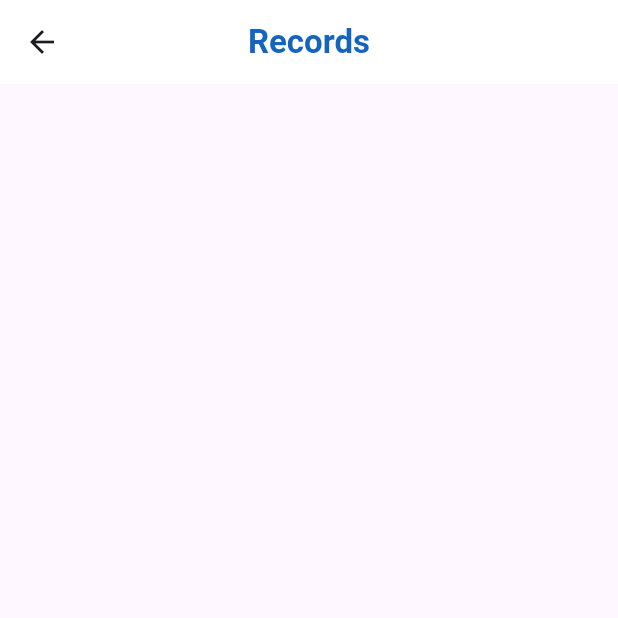
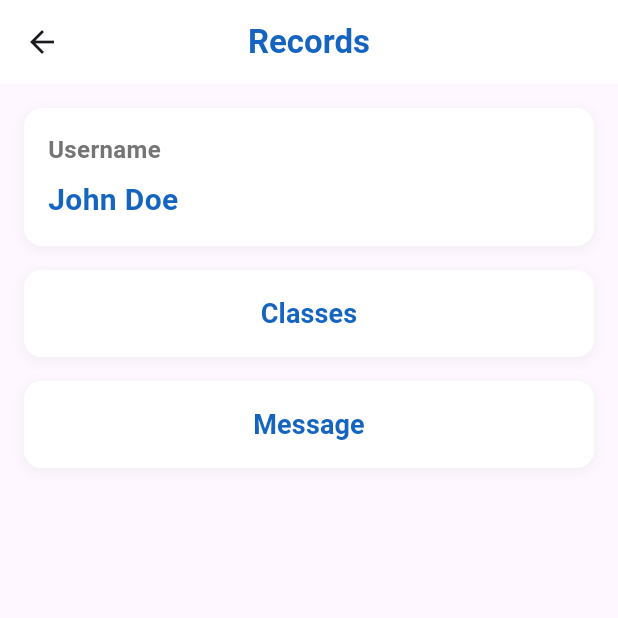
Before and after one commit to AayushmanBajracharya/ams, a Flutter app: the RecordsScreen screen opened directly, on a phone screen of 412 x 824 dp, the top half of it. Run offline on Flutter 3.47's test engine with Material 3 defaults, Android fonts, the phone set to English and light mode, and no system bars; our stand-ins replace cloud_firestore, firebase_auth, firebase_core, google_fonts, image_picker, qr_flutter and 1 more; missing offline and left inert: ai_barcode_scanner; accounts and stored records are empty.

Commit message:
record page done

```diff
--- a/lib/records_screen.dart
+++ b/lib/records_screen.dart
@@ -1,14 +1,9 @@
 import 'package:flutter/material.dart';
 import 'package:google_fonts/google_fonts.dart';
 
-class RecordsScreen extends StatefulWidget {
+class RecordsScreen extends StatelessWidget {
   const RecordsScreen({super.key});
 
-  @override
-  State<RecordsScreen> createState() => _RecordsScreen();
-}
-
-class _RecordsScreen extends State<RecordsScreen> {
   @override
   Widget build(BuildContext context) {
     return Scaffold(
@@ -25,6 +20,167 @@ class _RecordsScreen extends State<RecordsScreen> {
         elevation: 0,
         centerTitle: true,
       ),
+      body: Padding(
+        padding: const EdgeInsets.all(16.0),
+        child: Column(
+          crossAxisAlignment: CrossAxisAlignment.stretch,
+          children: [
+            // Username Box
+            Container(
+              padding: const EdgeInsets.all(16),
+              decoration: BoxDecoration(
+                color: Colors.white,
+                borderRadius: BorderRadius.circular(12),
+                boxShadow: [
+                  BoxShadow(
+                    color: Colors.grey.withOpacity(0.1),
+                    spreadRadius: 1,
+                    blurRadius: 6,
+                    offset: const Offset(0, 2),
+                  ),
+                ],
+              ),
+              child: Column(
+                crossAxisAlignment: CrossAxisAlignment.start,
+                children: [
+                  Text(
+                    'Username',
+                    style: GoogleFonts.golosText(
+                      fontSize: 16,
+                      fontWeight: FontWeight.w600,
+                      color: Colors.grey[600],
+                    ),
+                  ),
+                  const SizedBox(height: 8),
+                  Text(
+                    'John Doe', // Hardcoded username
+                    style: GoogleFonts.golosText(
+                      fontSize: 20,
+                      fontWeight: FontWeight.bold,
+                      color: Colors.blue[800],
+                    ),
+                  ),
+                ],
+              ),
+            ),
+            const SizedBox(height: 16),
+            // Classes Button
+            Container(
+              width: double.infinity,
+              decoration: BoxDecoration(
+                color: Colors.white,
+                borderRadius: BorderRadius.circular(12),
+                boxShadow: [
+                  BoxShadow(
+                    color: Colors.grey.withOpacity(0.1),
+                    spreadRadius: 1,
+                    blurRadius: 6,
+                    offset: const Offset(0, 2),
+                  ),
+                ],
+              ),
+              child: ElevatedButton(
+                onPressed: () {
+                  Navigator.push(
+                    context,
+                    MaterialPageRoute(
+                        builder: (context) => const BlankPage(title: 'Classes')),
+                  );
+                },
+                style: ElevatedButton.styleFrom(
+                  backgroundColor: Colors.white,
+                  padding: const EdgeInsets.symmetric(vertical: 16),
+                  shape: RoundedRectangleBorder(
+                    borderRadius: BorderRadius.circular(12),
+                  ),
+                  elevation: 0,
+                ),
+                child: Text(
+                  'Classes',
+                  style: GoogleFonts.golosText(
+                    fontSize: 18,
+                    fontWeight: FontWeight.bold,
+                    color: Colors.blue[800],
+                  ),
+                ),
+              ),
+            ),
+            const SizedBox(height: 16),
+            // Message Button
+            Container(
+              width: double.infinity,
+              decoration: BoxDecoration(
+                color: Colors.white,
+                borderRadius: BorderRadius.circular(12),
+                boxShadow: [
+                  BoxShadow(
+                    color: Colors.grey.withOpacity(0.1),
+                    spreadRadius: 1,
+                    blurRadius: 6,
+                    offset: const Offset(0, 2),
+                  ),
+                ],
+              ),
+              child: ElevatedButton(
+                onPressed: () {
+                  Navigator.push(
+                    context,
+                    MaterialPageRoute(
+                        builder: (context) => const BlankPage(title: 'Message')),
+                  );
+                },
+                style: ElevatedButton.styleFrom(
+                  backgroundColor: Colors.white,
+                  padding: const EdgeInsets.symmetric(vertical: 16),
+                  shape: RoundedRectangleBorder(
+                    borderRadius: BorderRadius.circular(12),
+                  ),
+                  elevation: 0,
+                ),
+                child: Text(
+                  'Message',
+                  style: GoogleFonts.golosText(
+                    fontSize: 18,
+                    fontWeight: FontWeight.bold,
+                    color: Colors.blue[800],
+                  ),
+                ),
+              ),
+            ),
+          ],
+        ),
+      ),
     );
   }
 }
+
+// Blank Page for Navigation
+class BlankPage extends StatelessWidget {
+  final String title;
+  const BlankPage({super.key, required this.title});
+
+  @override
+  Widget build(BuildContext context) {
+    return Scaffold(
+      appBar: AppBar(
+        title: Text(
+          title,
+          style: GoogleFonts.golosText(
+            fontSize: 22,
+            fontWeight: FontWeight.bold,
+            color: Colors.blue[800],
+          ),
+        ),
+        backgroundColor: Colors.white,
+        elevation: 0,
+        centerTitle: true,
+      ),
+      body: const Center(
+        child: Text(
+          '',
+          style: TextStyle(fontSize: 20, color: Colors.grey),
+        ),
+      ),
+    );
+  }
+}
```
